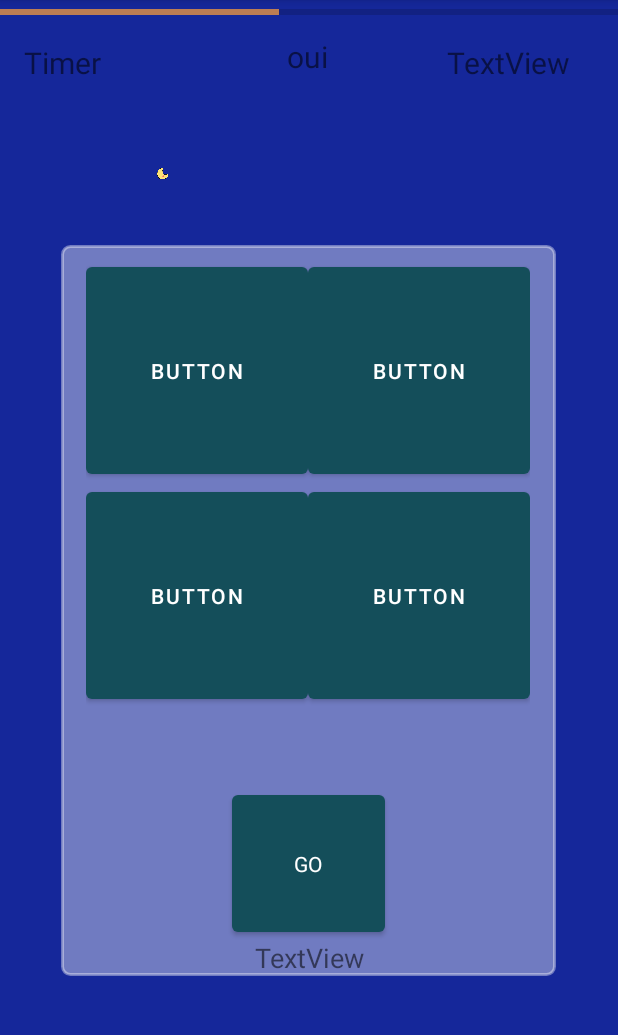
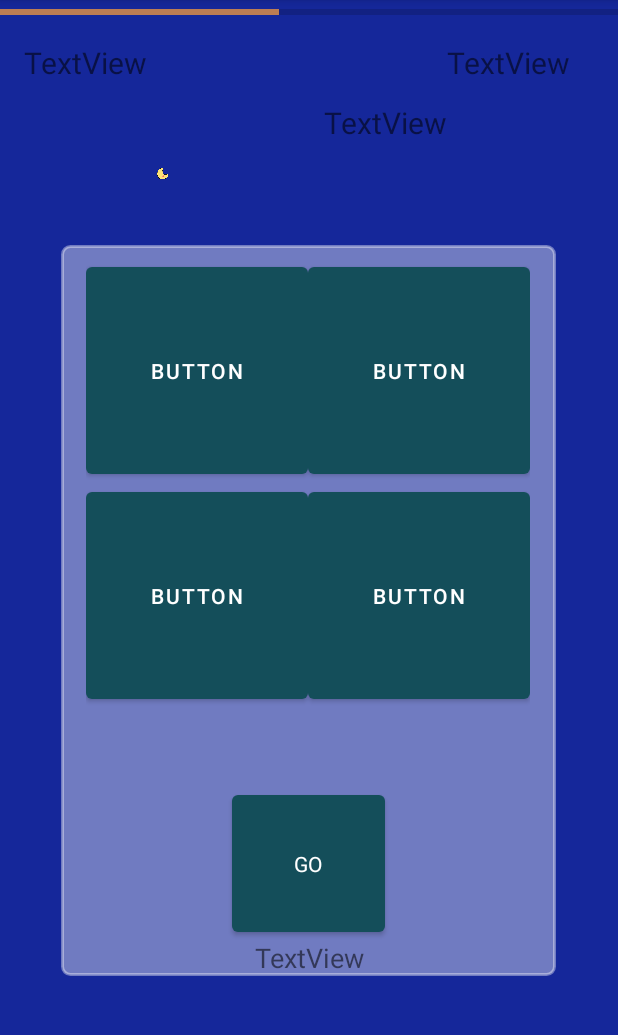
Before and after one commit to LucieTan/MoveURFiak, an Android app: the screen it shows after launch (MainActivity before the commit, CalculActivity after it), on a phone screen of 412 x 824 dp, the part 84-1119 px from its top. Run offline under Robolectric (Android 15) with nearby library versions, the phone set to English and light mode, and no system bars.

Commit message:
Ajout calcul avec pb

```diff
--- a/app/src/main/AndroidManifest.xml
+++ b/app/src/main/AndroidManifest.xml
@@ -9,8 +9,8 @@
         android:roundIcon="@mipmap/ic_launcher_round"
         android:supportsRtl="true"
         android:theme="@style/Theme.MoveUrFiak">
-        <activity android:name=".CalculActivity"></activity>
-        <activity android:name=".MainActivity">
+        <activity android:name=".MainActivity"></activity>
+        <activity android:name=".CalculActivity">
             <intent-filter>
                 <action android:name="android.intent.action.MAIN" />
 
--- a/app/src/main/java/com/example/moveurfiak/CalculActivity.java
+++ b/app/src/main/java/com/example/moveurfiak/CalculActivity.java
@@ -3,6 +3,9 @@ package com.example.moveurfiak;
 import androidx.appcompat.app.AppCompatActivity;
 
 import android.os.Bundle;
+import android.widget.Button;
+import android.widget.ProgressBar;
+import android.widget.TextView;
 
 import java.util.Random;
 
--- a/app/src/main/res/layout/activity_calcul.xml
+++ b/app/src/main/res/layout/activity_calcul.xml
@@ -63,7 +63,7 @@
         android:layout_marginStart="16dp"
         android:layout_marginLeft="16dp"
         android:layout_marginTop="12dp"
-        android:text="Timer"
+        android:text="TextView"
         android:textSize="20sp"
         app:layout_constraintStart_toStartOf="parent"
         app:layout_constraintTop_toBottomOf="@+id/bar_timer" />
@@ -86,11 +86,11 @@
         android:layout_height="wrap_content"
         android:layout_marginStart="124dp"
         android:layout_marginLeft="124dp"
-        android:layout_marginTop="8dp"
-        android:text="oui"
+        android:layout_marginTop="52dp"
+        android:text="TextView"
         android:textSize="20sp"
         app:layout_constraintEnd_toStartOf="@+id/txt_score"
-        app:layout_constraintHorizontal_bias="0.0"
+        app:layout_constraintHorizontal_bias="1.0"
         app:layout_constraintStart_toEndOf="@+id/txt_timer"
         app:layout_constraintTop_toBottomOf="@+id/bar_timer" />
 
@@ -108,7 +108,7 @@
             android:layout_height="match_parent">
 
             <Button
-                android:id="@+id/btn_rep1"
+                android:id="@+id/btn_rep0"
                 android:layout_width="wrap_content"
                 android:layout_height="wrap_content"
                 android:layout_weight="1"
@@ -116,7 +116,7 @@
                 android:text="Button" />
 
             <Button
-                android:id="@+id/btn_rep2"
+                android:id="@+id/btn_rep1"
                 android:layout_width="wrap_content"
                 android:layout_height="wrap_content"
                 android:layout_weight="1"
@@ -129,7 +129,7 @@
             android:layout_height="match_parent">
 
             <Button
-                android:id="@+id/btn_rep3"
+                android:id="@+id/btn_rep2"
                 android:layout_width="wrap_content"
                 android:layout_height="wrap_content"
                 android:layout_weight="1"
@@ -137,7 +137,7 @@
                 android:text="Button" />
 
             <Button
-                android:id="@+id/btn_rep4"
+                android:id="@+id/btn_rep3"
                 android:layout_width="wrap_content"
                 android:layout_height="wrap_content"
                 android:layout_weight="1"
```
Also changed, not shown: app/src/main/java/com/example/moveurfiak/MainActivity.java (+29 -1 lines).
